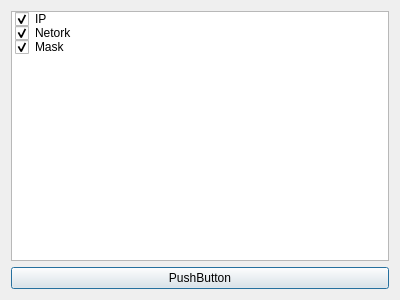
The window that dialogexport.ui (evertonerik/IPKalc) describes before a commit, drawn with Qt 5.
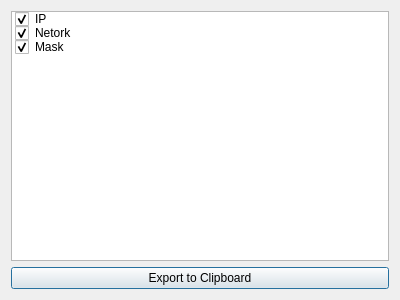
The same window after the commit.

Commit message: Export dialog add

```diff
--- a/dialogexport.ui
+++ b/dialogexport.ui
@@ -45,7 +45,7 @@
    <item>
     <widget class="QPushButton" name="pushButton">
      <property name="text">
-      <string>PushButton</string>
+      <string>Export to Clipboard</string>
      </property>
     </widget>
    </item>
```
The commit also changes 3 other files.
